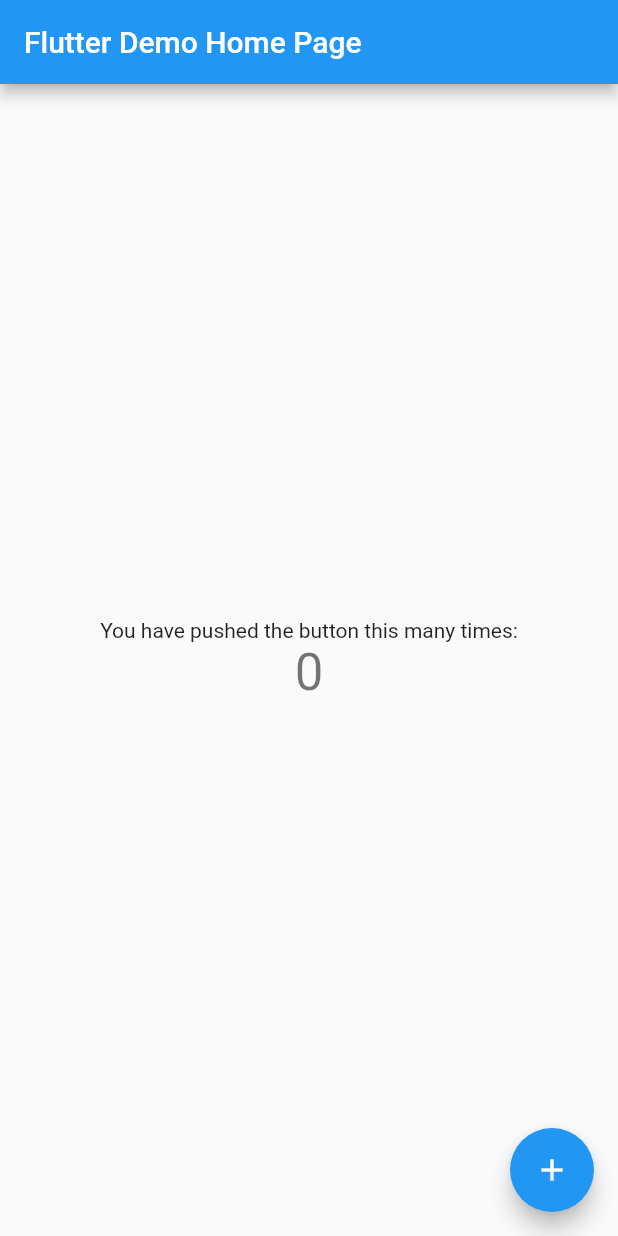
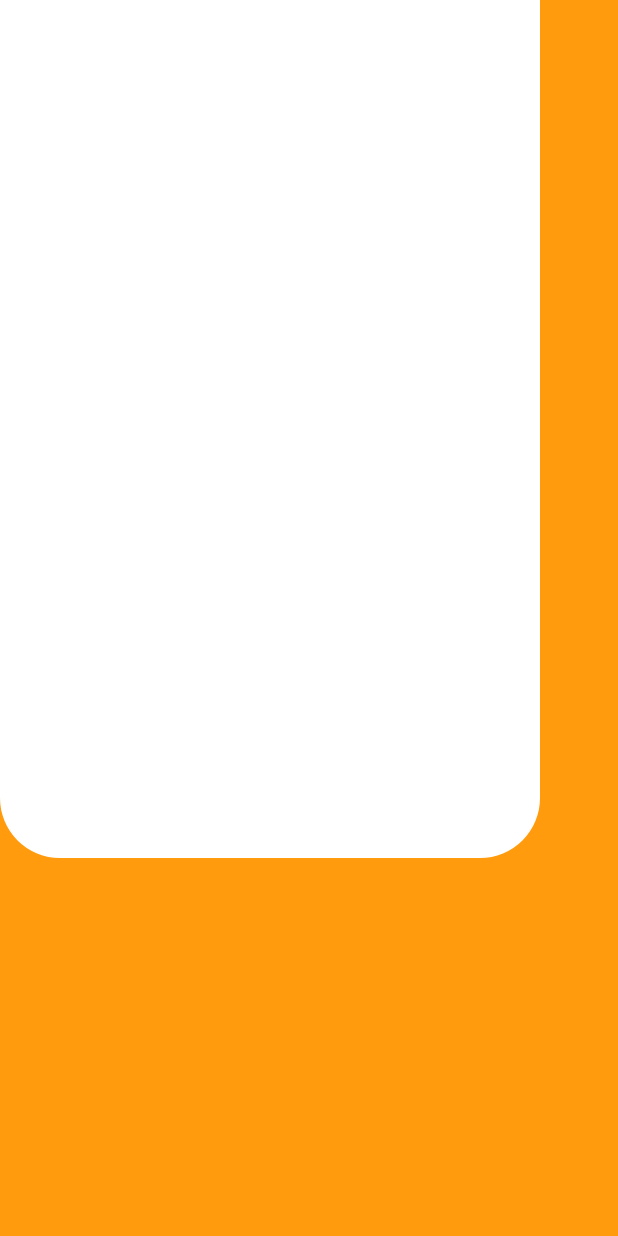
Before and after one commit to ZeusMoreira/app_client, a Flutter app: the screen it shows after launch, on a phone screen of 412 x 824 dp. Run offline on Flutter 3.47's test engine with Material 2 defaults, Android fonts, the phone set to English and light mode, and no system bars.

Commit message:
Cores e formato do Background

```diff
--- a/lib/main.dart
+++ b/lib/main.dart
@@ -1,115 +1,41 @@
+// ignore_for_file: prefer_const_constructors
+
 import 'package:flutter/material.dart';
 
-void main() {
-  runApp(const MyApp());
+void main(){
+  runApp(HomePage());
+
 }
 
-class MyApp extends StatelessWidget {
-  const MyApp({Key? key}) : super(key: key);
+class HomePage extends StatefulWidget{
 
-  // This widget is the root of your application.
+  @override
+  HomePageState createState() => HomePageState();
+  }
+
+
+class HomePageState extends State<HomePage>{
   @override
   Widget build(BuildContext context) {
     return MaterialApp(
-      title: 'Flutter Demo',
-      theme: ThemeData(
-        // This is the theme of your application.
-        //
-        // Try running your application with "flutter run". You'll see the
-        // application has a blue toolbar. Then, without quitting the app, try
-        // changing the primarySwatch below to Colors.green and then invoke
-        // "hot reload" (press "r" in the console where you ran "flutter run",
-        // or simply save your changes to "hot reload" in a Flutter IDE).
-        // Notice that the counter didn't reset back to zero; the application
-        // is not restarted.
-        primarySwatch: Colors.blue,
-      ),
-      home: const MyHomePage(title: 'Flutter Demo Home Page'),
-    );
+      home: Scaffold(
+        backgroundColor: Color(0xFFFF9B0D),
+        body: Container(
+          decoration: BoxDecoration(
+            color: Colors.white,
+            border: Border.all(
+              color: Colors.white,
+            ),
+            borderRadius: BorderRadius.only(
+              bottomRight: Radius.circular(40.0),
+              bottomLeft: Radius.circular(40.0)
+            )
+          ),
+          height: 572.0,
+          width: 360.0,
+        ),
+
+        )
+      );
   }
 }
-
-class MyHomePage extends StatefulWidget {
-  const MyHomePage({Key? key, required this.title}) : super(key: key);
-
-  // This widget is the home page of your application. It is stateful, meaning
-  // that it has a State object (defined below) that contains fields that affect
-  // how it looks.
-
-  // This class is the configuration for the state. It holds the values (in this
-  // case the title) provided by the parent (in this case the App widget) and
-  // used by the build method of the State. Fields in a Widget subclass are
-  // always marked "final".
-
-  final String title;
-
-  @override
-  State<MyHomePage> createState() => _MyHomePageState();
-}
-
-class _MyHomePageState extends State<MyHomePage> {
-  int _counter = 0;
-
-  void _incrementCounter() {
-    setState(() {
-      // This call to setState tells the Flutter framework that something has
-      // changed in this State, which causes it to rerun the build method below
-      // so that the display can reflect the updated values. If we changed
-      // _counter without calling setState(), then the build method would not be
-      // called again, and so nothing would appear to happen.
-      _counter++;
-    });
-  }
-
-  @override
-  Widget build(BuildContext context) {
-    // This method is rerun every time setState is called, for instance as done
-    // by the _incrementCounter method above.
-    //
-    // The Flutter framework has been optimized to make rerunning build methods
-    // fast, so that you can just rebuild anything that needs updating rather
-    // than having to individually change instances of widgets.
-    return Scaffold(
-      appBar: AppBar(
-        // Here we take the value from the MyHomePage object that was created by
-        // the App.build method, and use it to set our appbar title.
-        title: Text(widget.title),
-      ),
-      body: Center(
-        // Center is a layout widget. It takes a single child and positions it
-        // in the middle of the parent.
-        child: Column(
-          // Column is also a layout widget. It takes a list of children and
-          // arranges them vertically. By default, it sizes itself to fit its
-          // children horizontally, and tries to be as tall as its parent.
-          //
-          // Invoke "debug painting" (press "p" in the console, choose the
-          // "Toggle Debug Paint" action from the Flutter Inspector in Android
-          // Studio, or the "Toggle Debug Paint" command in Visual Studio Code)
-          // to see the wireframe for each widget.
-          //
-          // Column has various properties to control how it sizes itself and
-          // how it positions its children. Here we use mainAxisAlignment to
-          // center the children vertically; the main axis here is the vertical
-          // axis because Columns are vertical (the cross axis would be
-          // horizontal).
-          mainAxisAlignment: MainAxisAlignment.center,
-          children: <Widget>[
-            const Text(
-              'You have pushed the button this many times:',
-            ),
-            Text(
-              '$_counter',
-              style: Theme.of(context).textTheme.headline4,
-            ),
-          ],
-        ),
-      ),
-      floatingActionButton: FloatingActionButton(
-        onPressed: _incrementCounter,
-        tooltip: 'Increment',
-        child: const Icon(Icons.add),
-      ), // This trailing comma makes auto-formatting nicer for build methods.
-    );
-  }
-}
```
Also changed, not shown: 1 other file.
